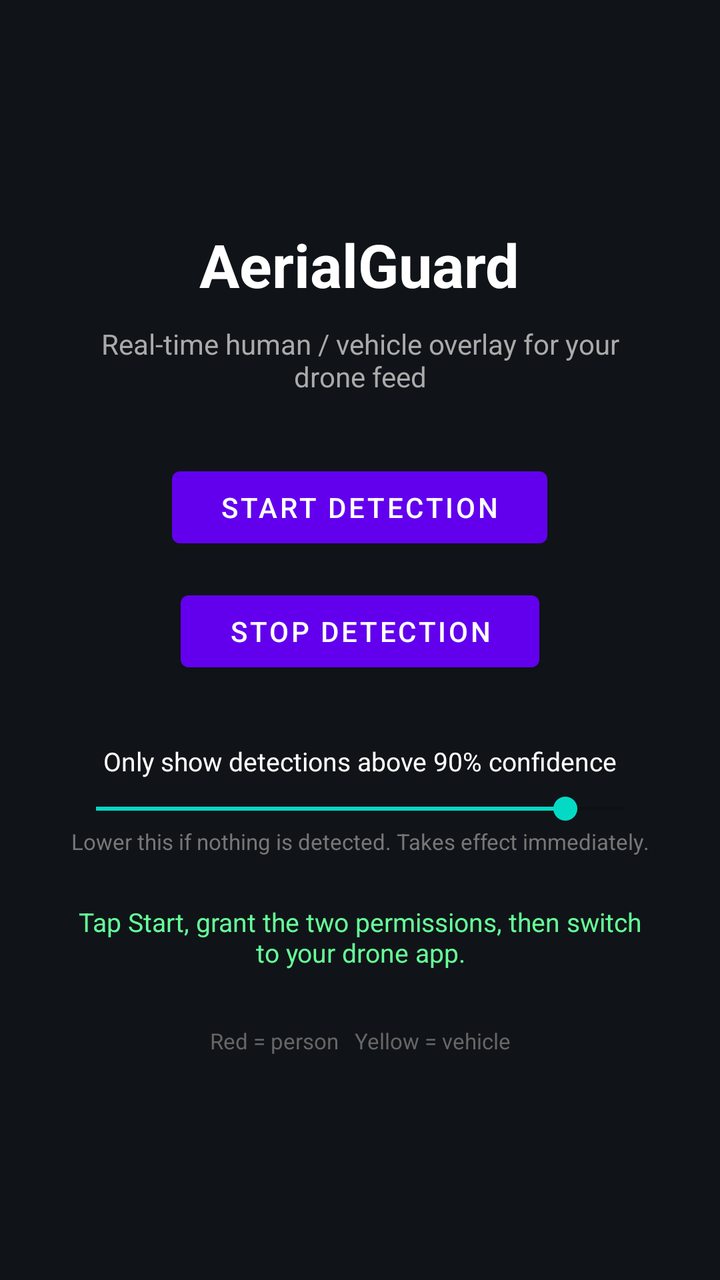
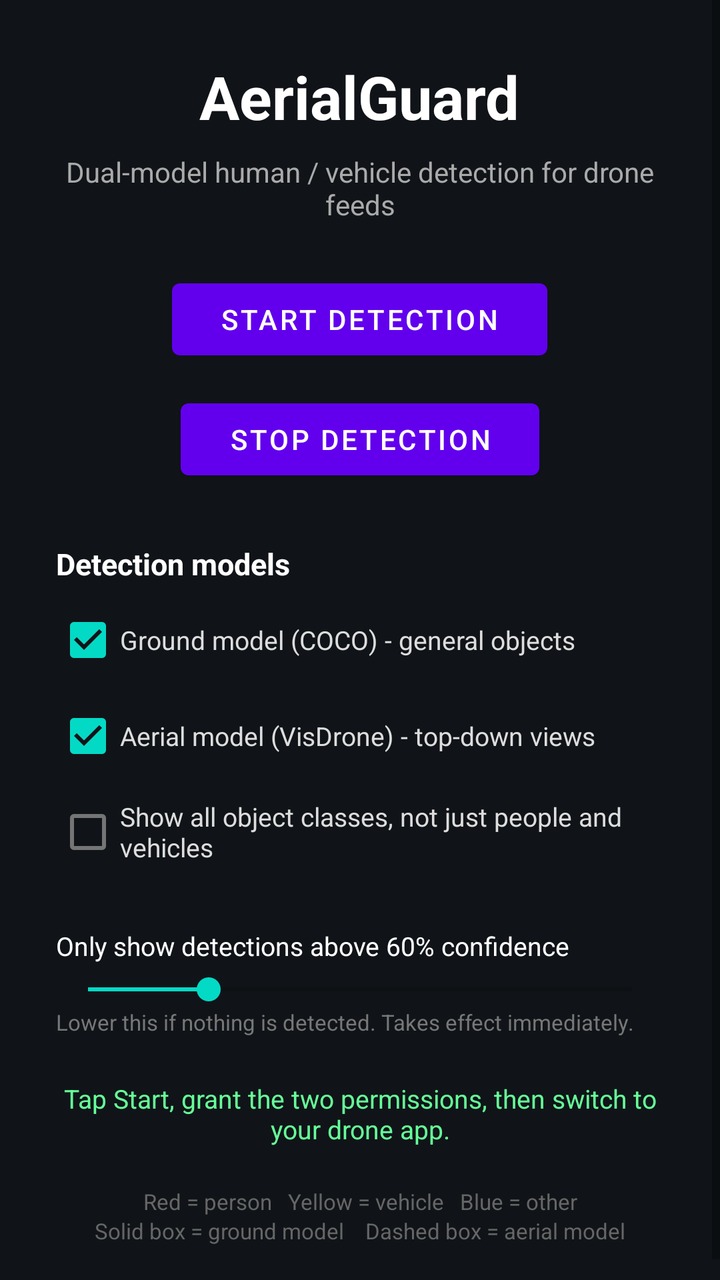

Screens rendered from an Android XML layout before and after an edit, with the pre-edit source and the edit as a unified diff.
<!-- AndroidManifest.xml: activity theme Theme.AerialGuard -->
<!-- res/layout/activity_main.xml -->
<?xml version="1.0" encoding="utf-8"?>
<LinearLayout xmlns:android="http://schemas.android.com/apk/res/android"
              android:layout_width="match_parent"
              android:layout_height="match_parent"
              android:orientation="vertical"
              android:gravity="center"
              android:padding="32dp"
              android:background="#101418">

              <TextView
                                android:layout_width="wrap_content"
                                android:layout_height="wrap_content"
                                android:text="AerialGuard"
                                android:textColor="#FFFFFF"
                                android:textSize="30sp"
                                android:textStyle="bold" />

              <TextView
                                android:layout_width="wrap_content"
                                android:layout_height="wrap_content"
                                android:layout_marginTop="10dp"
                                android:gravity="center"
                                android:text="Real-time human / vehicle overlay for your drone feed"
                                android:textColor="#AAAAAA"
                                android:textSize="14sp" />

              <Button
                                android:id="@+id/startButton"
                                android:layout_width="wrap_content"
                                android:layout_height="wrap_content"
                                android:layout_marginTop="32dp"
                                android:paddingLeft="24dp"
                                android:paddingRight="24dp"
                                android:text="Start Detection" />

              <Button
                                android:id="@+id/stopButton"
                                android:layout_width="wrap_content"
                                android:layout_height="wrap_content"
                                android:layout_marginTop="14dp"
                                android:paddingLeft="24dp"
                                android:paddingRight="24dp"
                                android:text="Stop Detection" />

              <TextView
                                android:id="@+id/thresholdLabel"
                                android:layout_width="match_parent"
                                android:layout_height="wrap_content"
                                android:layout_marginTop="32dp"
                                android:gravity="center"
                                android:text="Only show detections above 90% confidence"
                                android:textColor="#FFFFFF"
                                android:textSize="13sp" />

              <SeekBar
                                android:id="@+id/thresholdSeek"
                                android:layout_width="match_parent"
                                android:layout_height="wrap_content"
                                android:layout_marginTop="6dp"
                                android:max="45"
                                android:progress="40" />

              <TextView
                                android:layout_width="match_parent"
                                android:layout_height="wrap_content"
                                android:gravity="center"
                                android:text="Lower this if nothing is detected. Takes effect immediately."
                                android:textColor="#777777"
                                android:textSize="11sp" />

              <TextView
                                android:id="@+id/statusText"
                                android:layout_width="match_parent"
                                android:layout_height="wrap_content"
                                android:layout_marginTop="24dp"
                                android:gravity="center"
                                android:text="Tap Start, grant the two permissions, then switch to your drone app."
                                android:textColor="#66FF99"
                                android:textSize="13sp" />

              <TextView
                                android:layout_width="match_parent"
                                android:layout_height="wrap_content"
                                android:layout_marginTop="28dp"
                                android:gravity="center"
                                android:text="Red = person   Yellow = vehicle"
                                android:textColor="#666666"
                                android:textSize="11sp" />

</LinearLayout>
<!-- resources referenced by this layout -->
<resources>
  <style name="Theme.AerialGuard" parent="Theme.MaterialComponents.DayNight.NoActionBar">
                  <item name="android:statusBarColor">#101418</item>
                  <item name="android:windowBackground">#101418</item>
        </style>
</resources>

<!-- the commit's change to res/layout/activity_main.xml (unified diff, before → after) -->
@@ -1,90 +1,139 @@
 <?xml version="1.0" encoding="utf-8"?>
-<LinearLayout xmlns:android="http://schemas.android.com/apk/res/android"
-              android:layout_width="match_parent"
-              android:layout_height="match_parent"
-              android:orientation="vertical"
-              android:gravity="center"
-              android:padding="32dp"
-              android:background="#101418">
+<ScrollView xmlns:android="http://schemas.android.com/apk/res/android"
+      android:layout_width="match_parent"
+      android:layout_height="match_parent"
+      android:background="#101418">
 
-              <TextView
-                                android:layout_width="wrap_content"
-                                android:layout_height="wrap_content"
-                                android:text="AerialGuard"
-                                android:textColor="#FFFFFF"
-                                android:textSize="30sp"
-                                android:textStyle="bold" />
+      <LinearLayout
+                android:layout_width="match_parent"
+                android:layout_height="wrap_content"
+                android:orientation="vertical"
+                android:gravity="center_horizontal"
+                android:padding="28dp">
 
-              <TextView
-                                android:layout_width="wrap_content"
-                                android:layout_height="wrap_content"
-                                android:layout_marginTop="10dp"
-                                android:gravity="center"
-                                android:text="Real-time human / vehicle overlay for your drone feed"
-                                android:textColor="#AAAAAA"
-                                android:textSize="14sp" />
+                <TextView
+                              android:layout_width="wrap_content"
+                              android:layout_height="wrap_content"
+                              android:text="AerialGuard"
+                              android:textColor="#FFFFFF"
+                              android:textSize="30sp"
+                              android:textStyle="bold" />
 
-              <Button
-                                android:id="@+id/startButton"
-                                android:layout_width="wrap_content"
-                                android:layout_height="wrap_content"
-                                android:layout_marginTop="32dp"
-                                android:paddingLeft="24dp"
-                                android:paddingRight="24dp"
-                                android:text="Start Detection" />
+                <TextView
+                              android:layout_width="wrap_content"
+                              android:layout_height="wrap_content"
+                              android:layout_marginTop="8dp"
+                              android:gravity="center"
+                              android:text="Dual-model human / vehicle detection for drone feeds"
+                              android:textColor="#AAAAAA"
+                              android:textSize="14sp" />
 
-              <Button
-                                android:id="@+id/stopButton"
-                                android:layout_width="wrap_content"
-                                android:layout_height="wrap_content"
-                                android:layout_marginTop="14dp"
-                                android:paddingLeft="24dp"
-                                android:paddingRight="24dp"
-                                android:text="Stop Detection" />
+                <Button
+                              android:id="@+id/startButton"
+                              android:layout_width="wrap_content"
+                              android:layout_height="wrap_content"
+                              android:layout_marginTop="24dp"
+                              android:paddingLeft="24dp"
+                              android:paddingRight="24dp"
+                              android:text="Start Detection" />
 
-              <TextView
-                                android:id="@+id/thresholdLabel"
-                                android:layout_width="match_parent"
-                                android:layout_height="wrap_content"
-                                android:layout_marginTop="32dp"
-                                android:gravity="center"
-                                android:text="Only show detections above 90% confidence"
-                                android:textColor="#FFFFFF"
-                                android:textSize="13sp" />
+                <Button
+                              android:id="@+id/stopButton"
+                              android:layout_width="wrap_content"
+                              android:layout_height="wrap_content"
+                              android:layout_marginTop="12dp"
+                              android:paddingLeft="24dp"
+                              android:paddingRight="24dp"
+                              android:text="Stop Detection" />
 
-              <SeekBar
-                                android:id="@+id/thresholdSeek"
-                                android:layout_width="match_parent"
-                                android:layout_height="wrap_content"
-                                android:layout_marginTop="6dp"
-                                android:max="45"
-                                android:progress="40" />
+                <TextView
+                              android:layout_width="match_parent"
+                              android:layout_height="wrap_content"
+                              android:layout_marginTop="28dp"
+                              android:text="Detection models"
+                              android:textColor="#FFFFFF"
+                              android:textSize="15sp"
+                              android:textStyle="bold" />
 
-              <TextView
-                                android:layout_width="match_parent"
-                                android:layout_height="wrap_content"
-                                android:gravity="center"
-                                android:text="Lower this if nothing is detected. Takes effect immediately."
-                                android:textColor="#777777"
-                                android:textSize="11sp" />
+                <CheckBox
+                              android:id="@+id/groundCheck"
+                              android:layout_width="match_parent"
+                              android:layout_height="wrap_content"
+                              android:layout_marginTop="4dp"
+                              android:checked="true"
+                              android:text="Ground model (COCO) - general objects"
+                              android:textColor="#DDDDDD"
+                              android:textSize="13sp" />
 
-              <TextView
-                                android:id="@+id/statusText"
-                                android:layout_width="match_parent"
-                                android:layout_height="wrap_content"
-                                android:layout_marginTop="24dp"
-                                android:gravity="center"
-                                android:text="Tap Start, grant the two permissions, then switch to your drone app."
-                                android:textColor="#66FF99"
-                                android:textSize="13sp" />
+                <CheckBox
+                              android:id="@+id/aerialCheck"
+                              android:layout_width="match_parent"
+                              android:layout_height="wrap_content"
+                              android:checked="true"
+                              android:text="Aerial model (VisDrone) - top-down views"
+                              android:textColor="#DDDDDD"
+                              android:textSize="13sp" />
 
-              <TextView
-                                android:layout_width="match_parent"
-                                android:layout_height="wrap_content"
-                                android:layout_marginTop="28dp"
-                                android:gravity="center"
-                                android:text="Red = person   Yellow = vehicle"
-                                android:textColor="#666666"
-                                android:textSize="11sp" />
+                <CheckBox
+                              android:id="@+id/allClassesCheck"
+                              android:layout_width="match_parent"
+                              android:layout_height="wrap_content"
+                              android:checked="false"
+                              android:text="Show all object classes, not just people and vehicles"
+                              android:textColor="#DDDDDD"
+                              android:textSize="13sp" />
 
-</LinearLayout>
+                <TextView
+                              android:id="@+id/thresholdLabel"
+                              android:layout_width="match_parent"
+                              android:layout_height="wrap_content"
+                              android:layout_marginTop="24dp"
+                              android:text="Only show detections above 60% confidence"
+                              android:textColor="#FFFFFF"
+                              android:textSize="13sp" />
+
+                <SeekBar
+                              android:id="@+id/thresholdSeek"
+                              android:layout_width="match_parent"
+                              android:layout_height="wrap_content"
+                              android:layout_marginTop="4dp"
+                              android:max="45"
+                              android:progress="10" />
+
+                <TextView
+                              android:layout_width="match_parent"
+                              android:layout_height="wrap_content"
+                              android:text="Lower this if nothing is detected. Takes effect immediately."
+                              android:textColor="#777777"
+                              android:textSize="11sp" />
+
+                <TextView
+                              android:id="@+id/statusText"
+                              android:layout_width="match_parent"
+                              android:layout_height="wrap_content"
+                              android:layout_marginTop="22dp"
+                              android:gravity="center"
+                              android:text="Tap Start, grant the two permissions, then switch to your drone app."
+                              android:textColor="#66FF99"
+                              android:textSize="13sp" />
+
+                <TextView
+                              android:layout_width="match_parent"
+                              android:layout_height="wrap_content"
+                              android:layout_marginTop="20dp"
+                              android:gravity="center"
+                              android:text="Red = person   Yellow = vehicle   Blue = other"
+                              android:textColor="#666666"
+                              android:textSize="11sp" />
+
+                <TextView
+                              android:layout_width="match_parent"
+                              android:layout_height="wrap_content"
+                              android:gravity="center"
+                              android:text="Solid box = ground model    Dashed box = aerial model"
+                              android:textColor="#666666"
+                              android:textSize="11sp" />
+
+      </LinearLayout>
+
+</ScrollView>
